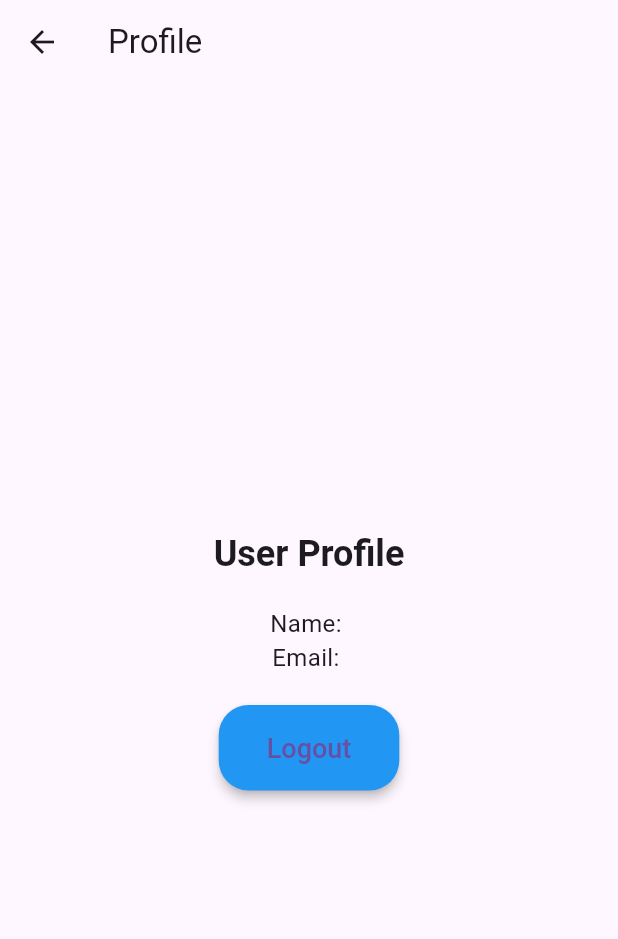
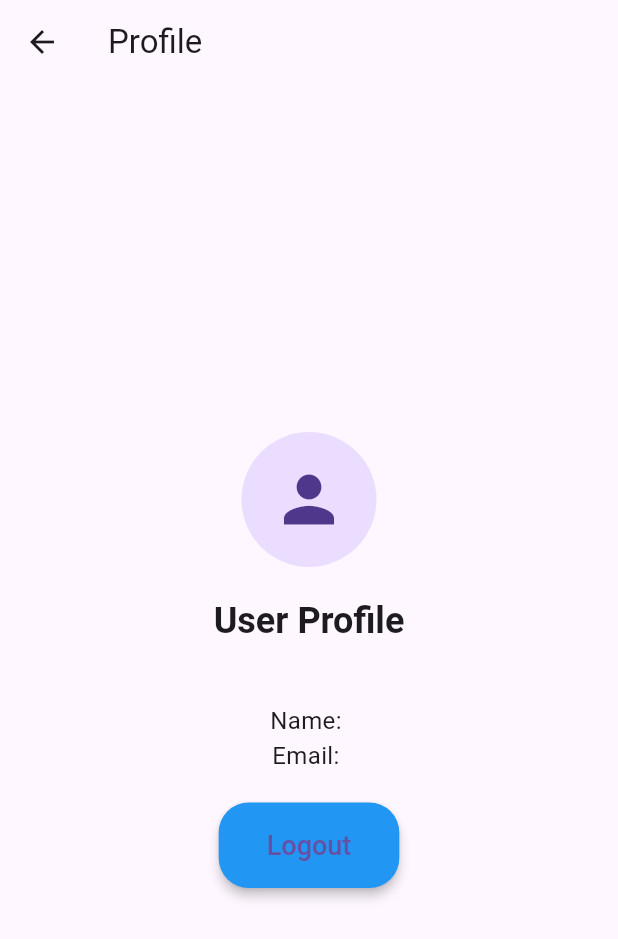
Before and after one commit to Jack026/Career-Path, a Flutter app: the ProfilePage screen opened directly, on a phone screen of 412 x 824 dp. Shown: the top 939 px of the screen. Run offline on Flutter 3.47's test engine with Material 3 defaults, Android fonts, the phone set to English and light mode, and no system bars; our stand-ins replace firebase_auth, firebase_core, google_sign_in; accounts and stored records are empty.

Commit message:
Add profile avatar icon

```diff
--- a/lib/profile_page.dart
+++ b/lib/profile_page.dart
@@ -14,11 +14,20 @@ class ProfilePage extends StatelessWidget {
       body: Center(
         child: Column(
           mainAxisAlignment: MainAxisAlignment.center,
-          children: [
-            Text(
-              'User Profile',
-              style: Theme.of(context).textTheme.headlineMedium,
-            ),
+           children: [
+  CircleAvatar(
+    radius: 45,
+    child: Icon(
+      Icons.person,
+      size: 50,
+    ),
+  ),
+  SizedBox(height: 20),
+  Text(
+    'User Profile',
+    style: Theme.of(context).textTheme.headlineMedium,
+  ),
+  SizedBox(height: 20),
             SizedBox(height: 20),
             if (user != null) ...[
               Text('Name: ${user.displayName ?? 'N/A'}'),
```
